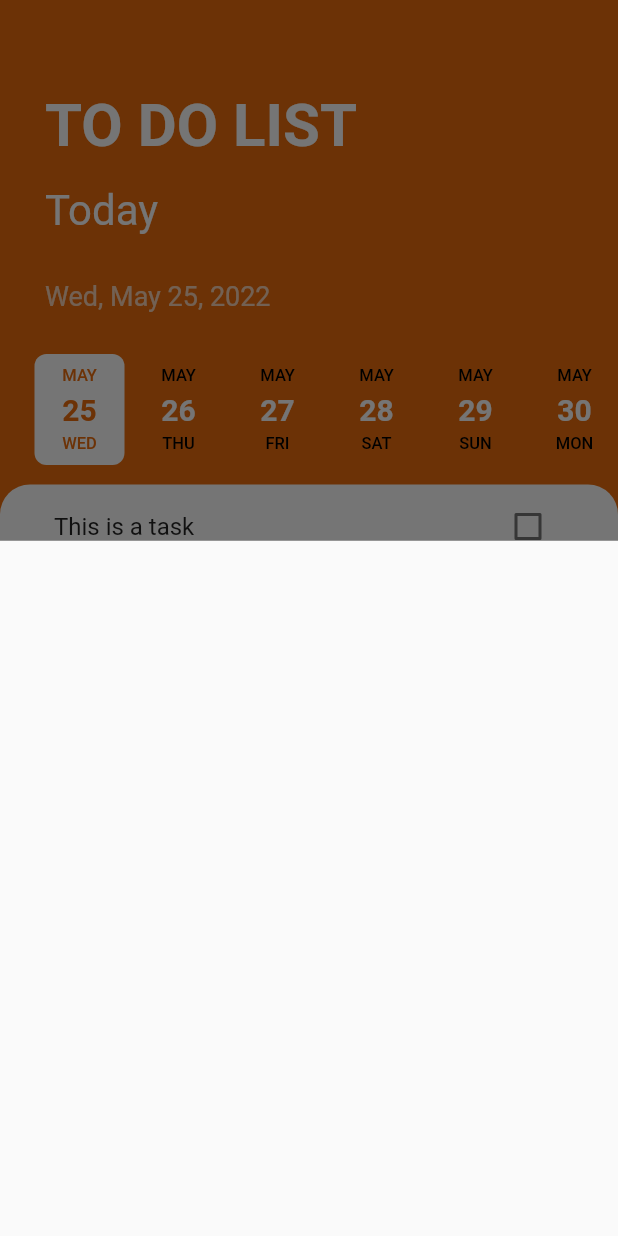
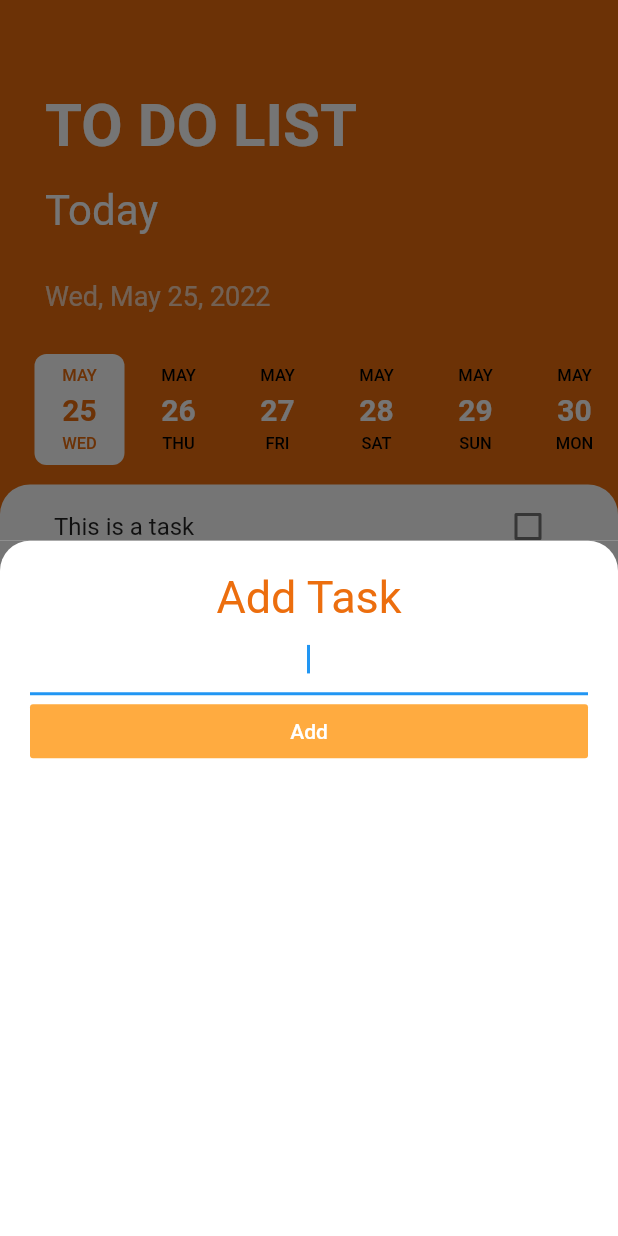
Before and after one commit to bineshburjamagar/todolist-app, a Flutter app: the screen it shows after launch, after a tap on the "add" icon, on a phone screen of 412 x 824 dp. Run offline on Flutter 3.47's test engine with Material 2 defaults, Android fonts, the phone set to English and light mode, and no system bars; drawn by our look-alikes of date_picker_timeline.

Commit message:
adding components on buttom sheet screen

```diff
--- a/todolist/lib/screens/task_screen.dart
+++ b/todolist/lib/screens/task_screen.dart
@@ -1,3 +1,6 @@
+// ignore_for_file: deprecated_member_use
+
+import 'package:flutter/cupertino.dart';
 import 'package:flutter/material.dart';
 import 'package:todolist/widgets/task_list.dart';
 import 'package:intl/intl.dart';
@@ -12,7 +15,41 @@ class TasksScreen extends StatefulWidget {
 
 class _TasksScreenState extends State<TasksScreen> {
   Widget buildButtomSheet(BuildContext context) {
-    return Container();
+    return Container(
+      color: const Color(0xFF757575),
+      child: Container(
+        decoration: const BoxDecoration(
+            color: Colors.white,
+            borderRadius: BorderRadius.only(
+                topLeft: Radius.circular(20.0),
+                topRight: Radius.circular(20.0))),
+        child: Padding(
+          padding: const EdgeInsets.all(20.0),
+          child: Column(
+            crossAxisAlignment: CrossAxisAlignment.stretch,
+            children: [
+              const Text(
+                'Add Task',
+                textAlign: TextAlign.center,
+                style: TextStyle(fontSize: 30.0, color: Color(0xFFEC6E0E)),
+              ),
+              const TextField(
+                autofocus: true,
+                textAlign: TextAlign.center,
+              ),
+              FlatButton(
+                onPressed: () {},
+                child: const Text(
+                  'Add',
+                  style: TextStyle(color: Colors.white),
+                ),
+                color: Colors.orangeAccent,
+              ),
+            ],
+          ),
+        ),
+      ),
+    );
   }
 
   @override
```
